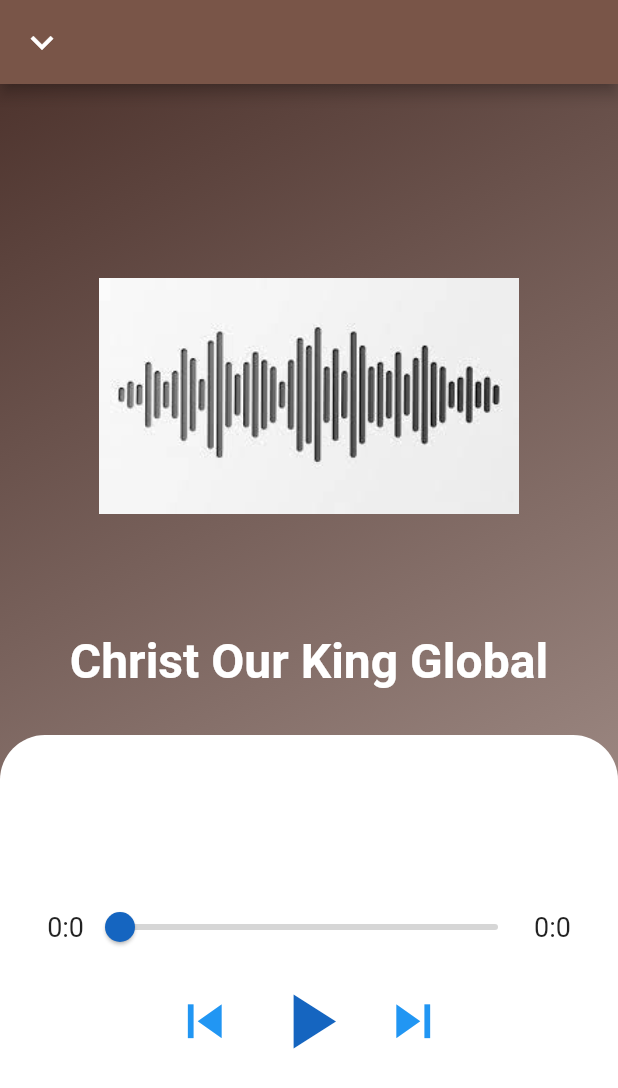
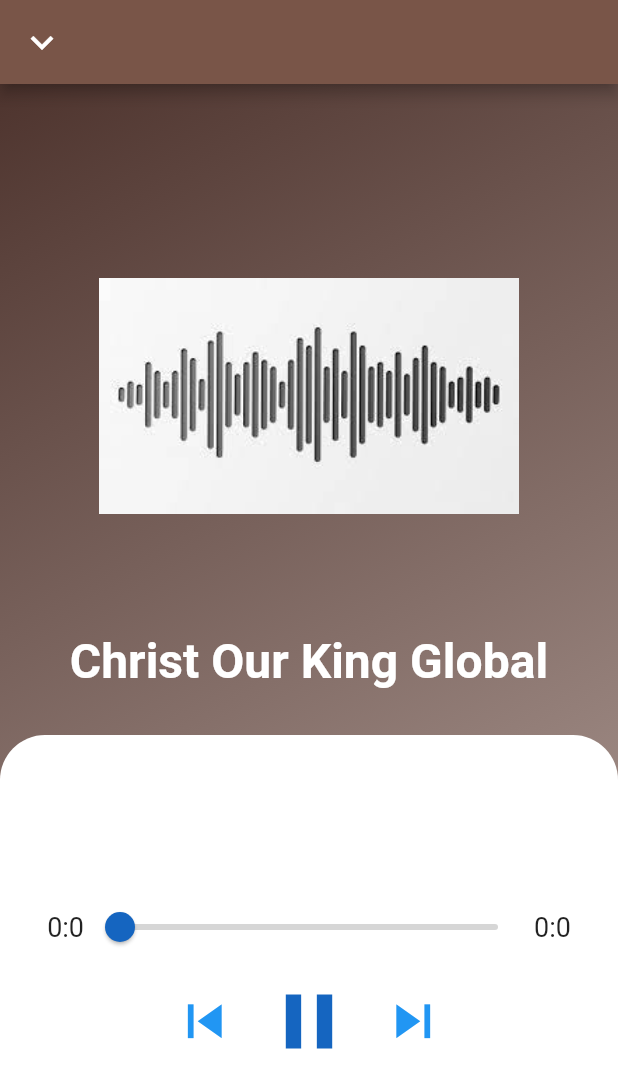
Before and after one commit to Mansukinini/COKG, a Flutter app: the DevotionSubPage screen opened directly with empty values, after a tap on the "play arrow" icon, on a phone screen of 412 x 824 dp. Shown: the top 1088 px of the screen. Run offline on Flutter 3.47's test engine with Material 2 defaults, Android fonts, the phone set to English and light mode, and no system bars; our stand-ins replace audioplayers, cloud_firestore, datetime_picker_formfield, file_picker, firebase_auth, firebase_core and 4 more; accounts and stored records are empty.

Commit message:
fixing pay button on devotion page

```diff
--- a/lib/src/areas/models/devotion.dart
+++ b/lib/src/areas/models/devotion.dart
@@ -19,7 +19,7 @@ class Devotion {
       description: firestore['description'],
       isUploaded: firestore['isUploaded'],
       url: firestore['url'],
-      // fileName: firestore['fileName'],
+      fileName: firestore['fileName'],
       // displayName: firestore['displayName'],
       // miniType: firestore['miniType'],
       createdBy: firestore['createdBy'],
@@ -34,7 +34,7 @@ class Devotion {
       'description': description,
       'isUploaded': isUploaded,
       'url': url,
-      // 'fileName': fileName,
+      'fileName': fileName,
       // 'displayName': displayName,
       // 'miniType': miniType,
       'createdBy': createdBy,
--- a/lib/src/areas/screens/devotion/devotion-sub-page.dart
+++ b/lib/src/areas/screens/devotion/devotion-sub-page.dart
@@ -13,70 +13,22 @@ class DevotionSubPage extends StatefulWidget {
 }
 
 class _DevotionSubPageState extends State<DevotionSubPage> {
- //we will need some variables
-  bool playing = false; // at the begining we are not playing any song
-  IconData playBtn = Icons.play_arrow; // the main state of the play button icon
-
-  //Now let's start by creating our music player
-  //first let's declare some object
+  bool isPlaying = false;
+  IconData payButton =  Icons.play_arrow;
   AudioPlayer _player;
   AudioCache cache;
 
   Duration position = new Duration();
   Duration musicLength = new Duration();
 
-  //we will create a custom slider
-
-  Widget slider() {
-    return Container(
-      width: 300.0,
-      child: Slider.adaptive(
-          activeColor: Colors.blue[800],
-          inactiveColor: Colors.grey[350],
-          value: position.inSeconds.toDouble(),
-          max: musicLength.inSeconds.toDouble(),
-          onChanged: (value) {
-            seekToSec(value.toInt());
-          }),
-    );
-  }
-
-  //let's create the seek function that will allow us to go to a certain position of the music
-  void seekToSec(int sec) {
-    Duration newPos = Duration(seconds: sec);
-    _player.seek(newPos);
-  }
-
-  //Now let's initialize our player
-  @override
-  void initState() {
-    super.initState();
-    _player = AudioPlayer();
-    cache = AudioCache(fixedPlayer: _player);
-
-    _player.onDurationChanged.listen((d) {
-      setState(() {
-        musicLength = d;
-      });
-    });
-
-    //this function will allow us to move the cursor of the slider while we are playing the song
-    _player.onAudioPositionChanged.listen((p) {
-      setState(() {
-        position = p;
-      });
-    });
-  }
-
   @override
   Widget build(BuildContext context) {
-    print(widget.id);
     var devotionProvider = Provider.of<DevotionRepositry>(context);
+
     return Scaffold(
       appBar: AppBar(
         leading: IconButton(icon: Icon(Icons.keyboard_arrow_down),
-              iconSize: 30.0,
-              color: Colors.white,
+          iconSize: 30.0, color: Colors.white,
           onPressed: () => Navigator.pop(context),
         ),
       ),
@@ -111,7 +63,7 @@ class _DevotionSubPageState extends State<DevotionSubPage> {
 
                 SizedBox(height: 18.0),
 
-                _displayName(),
+                _displayTitle("Christ Our King Global"),
 
                 SizedBox(height: 30.0),
 
@@ -123,6 +75,7 @@ class _DevotionSubPageState extends State<DevotionSubPage> {
   }
 
   Center _imageCenter() {
+
     return Center(
       child: Container(
         width: 280.0,
@@ -136,15 +89,14 @@ class _DevotionSubPageState extends State<DevotionSubPage> {
     );
   }
 
-  Center _displayName() {
+  Center _displayTitle(String title) {
     return Center(
-      child: Text("Christ Our King Global",
-        style: TextStyle(color: Colors.white,fontSize: 32.0,fontWeight: FontWeight.w600,),
-      ),
+      child: Text(title ?? '', style: TextStyle(color: Colors.white, fontSize: 32.0,fontWeight: FontWeight.w600,)),
     );
   }
 
   Widget _mediaPlayer(DevotionRepositry devotionProvider) {
+
     return Expanded(
       child: Container(
         decoration: BoxDecoration(
@@ -159,6 +111,7 @@ class _DevotionSubPageState extends State<DevotionSubPage> {
           crossAxisAlignment: CrossAxisAlignment.center,
           children: <Widget>[
             _sliderContainer(),
+
             Row(
               mainAxisAlignment: MainAxisAlignment.center,
               crossAxisAlignment: CrossAxisAlignment.center,
@@ -168,24 +121,10 @@ class _DevotionSubPageState extends State<DevotionSubPage> {
                   icon: Icon(Icons.skip_previous),
                 ),
 
-                FutureBuilder<Devotion>(
-                  future: devotionProvider.getDevotionById(widget.id),
-                  builder: (context, snapshot) {
-                    if (!snapshot.hasData) return Center(child: CircularProgressIndicator());
+                _payAndPauseButton(devotionProvider),
 
-
-                    return IconButton(iconSize: 62.0, color: Colors.blue[800],
-                      onPressed: () async {
-                        await  _player.play(snapshot.data.url);
-                      },
-                      icon: Icon(playBtn,),
-                    );
-                  }
-                ),
-
-                IconButton(iconSize: 45.0,color: Colors.blue, onPressed: () {}, icon: Icon(Icons.skip_next),
-                ),
-              ],
+                IconButton(iconSize: 45.0,color: Colors.blue, onPressed: () {}, icon: Icon(Icons.skip_next)),
+              ]
             )
           ],
         ),
@@ -193,7 +132,38 @@ class _DevotionSubPageState extends State<DevotionSubPage> {
     );
   }
 
+  FutureBuilder _payAndPauseButton(DevotionRepositry devotionProvider) {
+
+
+    return FutureBuilder<Devotion>(
+      future: devotionProvider.getDevotionById(widget.id),
+      builder: (context, snapshot) {
+        if (!snapshot.hasData) return Center(child: CircularProgressIndicator());
+
+        return IconButton(iconSize: 62.0, color: Colors.blue[800],
+          onPressed: () {
+            if (!isPlaying) {
+              _player.play(snapshot.data.url);
+              setState(() {
+                payButton = Icons.pause;
+                isPlaying = true;
+              });
+            } else {
+              _player.pause();
+              setState(() {
+                payButton = Icons.play_arrow;
+                isPlaying = false;
+              });
+            }
+          },
+          icon: Icon(payButton),
+        );
+      }
+    );
+  }
+
   Container _sliderContainer() {
+
     return Container(
       width: 500.0,
       child: Row(
@@ -214,4 +184,46 @@ class _DevotionSubPageState extends State<DevotionSubPage> {
       ),
     );
   }
+
+  //we will create a custom slider
+  Widget slider() {
+
+    return Container(
+      width: 300.0,
+      child: Slider.adaptive(
+        activeColor: Colors.blue[800],
+        inactiveColor: Colors.grey[350],
+        value: position.inSeconds.toDouble(),
+        max: musicLength.inSeconds.toDouble(),
+        onChanged: (value) => seekToSec(value.toInt())
+      ),
+    );
   }
+
+  //let's create the seek function that will allow us to go to a certain position of the music
+  void seekToSec(int sec) {
+    Duration newPos = Duration(seconds: sec);
+    _player.seek(newPos);
+  }
+
+  //Now let's initialize our player
+  @override
+  void initState() {
+    super.initState();
+    _player = AudioPlayer();
+    cache = AudioCache(fixedPlayer: _player);
+
+    _player.onDurationChanged.listen((d) {
+      setState(() {
+        musicLength = d;
+      });
+    });
+
+    //this function will allow us to move the cursor of the slider while we are playing the song
+    _player.onAudioPositionChanged.listen((p) {
+      setState(() {
+        position = p;
+      });
+    });
+  }
+}
--- a/lib/src/areas/screens/event/event-detail.dart
+++ b/lib/src/areas/screens/event/event-detail.dart
@@ -91,6 +91,7 @@ class _EventDetailState extends State<EventDetail> {
   }
 
   PopupMenuButton popupMenuButton(BuildContext context) {
+
     return PopupMenuButton<String>(
       itemBuilder: (context) {
         return Config.menuList.map((e) => PopupMenuItem<String>(value: e, child: Text(e),)).toList();
@@ -111,9 +112,7 @@ class _EventDetailState extends State<EventDetail> {
             builder: (context, snapshot) {
 
               if (!snapshot.hasData || snapshot.data == "") {
-                return AppButton(labelText: 'Add Image',
-                  onPressed: () => eventProvider.pickImage(),
-                );
+                return AppButton(labelText: 'Add Image', onPressed: () => eventProvider.pickImage());
               }
 
               return Column(
--- a/lib/src/areas/screens/home.dart
+++ b/lib/src/areas/screens/home.dart
@@ -57,7 +57,6 @@ class _HomeState extends State<Home> {
 
   Widget drawer(BuildContext context) {
     final authenticate = Provider.of<Authentication>(context);
-    // appState.userFullName();
 
     return Drawer(
       child: ListView(
--- a/lib/src/areas/screens/profile.dart
+++ b/lib/src/areas/screens/profile.dart
@@ -75,8 +75,7 @@ class _ProfileState extends State<Profile> {
           stream: userProvider.getFirstName,
           builder: (context, snapshot) {
 
-            return AppTextField(
-              labelText: 'Name',
+            return AppTextField(labelText: 'Name',
               initialText: (users != null) ? users.firstName.toString() : null,
               onChanged: userProvider.setFirstName,
               errorText: snapshot.error,
@@ -117,6 +116,7 @@ class _ProfileState extends State<Profile> {
             );
           }
         ),
+
         AppButton(labelText: 'Save', onPressed: () {
           userProvider.save().then((value) {
             if (value == null) {
@@ -128,7 +128,7 @@ class _ProfileState extends State<Profile> {
     );
   }
 
-  loadData(UserProvider userProvider, Users user) {
+  void loadData(UserProvider userProvider, Users user) {
     if (user != null) {
       userProvider.setFirstName(user.firstName);
       userProvider.setLastName(user.lastName);
--- a/lib/src/areas/services/providers/devotionRepositry.dart
+++ b/lib/src/areas/services/providers/devotionRepositry.dart
@@ -3,11 +3,12 @@ import 'package:cokg/src/areas/models/devotion.dart';
 import 'package:cokg/src/areas/services/data/database.dart';
 import 'package:cokg/src/areas/services/data/firebase-storage.dart';
 import 'package:file_picker/file_picker.dart';
+import 'package:path/path.dart';
 import 'package:rxdart/rxdart.dart';
 import 'package:uuid/uuid.dart';
 
 class DevotionRepositry {
-   var uuid = Uuid();
+  var uuid = Uuid();
 
   // declaretion
   final _id = BehaviorSubject<String>();
@@ -16,8 +17,6 @@ class DevotionRepositry {
   final _isUploaded = BehaviorSubject<bool>();
   final _url = BehaviorSubject<String>();
   final _fileName = BehaviorSubject<String>();
-  final _displayName = BehaviorSubject<String>();
-  final _miniType = BehaviorSubject<String>();
   final _createdBy = BehaviorSubject<String>();
   final _createdOn = BehaviorSubject<DateTime>();
 
@@ -28,8 +27,6 @@ class DevotionRepositry {
   Stream<bool> get getIsUploaded => _isUploaded.stream;
   Stream<String> get getUrl => _url.stream;
   Stream<String> get getFileName => _fileName.stream;
-  Stream<String> get getDisplayName => _displayName.stream;
-  Stream<String> get getMiniType => _miniType.stream;
   Stream<String> get getCreatedBy => _createdBy.stream;
   Stream<DateTime> get getCreatedOn => _createdOn.stream;
 
@@ -40,8 +37,6 @@ class DevotionRepositry {
   Function(bool) get setIsUploaded => _isUploaded.sink.add;
   Function(String) get setUrl => _url.sink.add;
   Function(String) get setFileName => _fileName.sink.add;
-  Function(String) get setDisplayName => _displayName.sink.add;
-  Function(String) get setMiniType => _miniType.sink.add;
   Function(String) get setCreatedBy => _createdBy.sink.add;
   Function(DateTime) get setCreatedOn => _createdOn.sink.add;
 
@@ -56,17 +51,21 @@ class DevotionRepositry {
       _isUploaded.sink.add(true);
       setCreatedOn(DateTime.now());
 
-      var audioUrl = await FirebaseStorageService.uploadAudio(File(path), _fileName.value);
+      var audioUrl = await FirebaseStorageService.uploadAudio(File(path), uuid.v4());
 
-      if (audioUrl != null)
+      if (audioUrl != null) {
         setUrl(audioUrl);
+        setFileName(basename(audioUrl));
+      }
     }
   }
 
   Future<void> saveDevotion() async {
+
     Devotion devotion = Devotion(
       id: _id.hasValue ? _id.value : Uuid().v4(),
       title: _title.value,
+      fileName: _fileName.hasValue ? _fileName.value : null,
       description: _description.hasValue ? _description.value : null,
       url: _url.value,
       createdOn: _createdOn.value.toIso8601String()
@@ -82,8 +81,6 @@ class DevotionRepositry {
     _isUploaded.close();
     _url.close();
     _fileName.close();
-    _displayName.close();
-    _miniType.close();
     _createdBy.close();
     _createdOn.close();
   }
--- a/lib/src/areas/services/providers/userProvider.dart
+++ b/lib/src/areas/services/providers/userProvider.dart
@@ -10,7 +10,6 @@ import 'package:uuid/uuid.dart';
 
 
 class UserProvider {
-  final FirebaseAuth _auth = FirebaseAuth.instance;
   var uuid = Uuid();
 
   //Declare variables
@@ -27,7 +26,6 @@ class UserProvider {
   final _lastUpdatedOn = BehaviorSubject<DateTime>();
 
   final _users = BehaviorSubject<Users>();
-
 
   //Get Data
   Stream<String> get getId => _id.stream;
@@ -83,8 +81,8 @@ class UserProvider {
 
   Future<Users> save() async {
     try{
-      var user = Users(id: _auth.currentUser.uid, firstName: _firstName.value, lastName: _lastName.value, contactNo: _contactNo.value,
-        imageUrl: _imageUrl.value, isValid: true, email: _email.value);
+      var user = Users(id: FirebaseAuth.instance.currentUser.uid, firstName: _firstName.value, lastName: _lastName.value,
+        contactNo: _contactNo.value, imageUrl: _imageUrl.value, isValid: true, email: _email.value);
 
       return await DatabaseService.createUser(user);
     }on FirebaseException catch (e) {
--- a/lib/src/route.dart
+++ b/lib/src/route.dart
@@ -29,8 +29,6 @@ abstract class Routes {
         return MaterialPageRoute(builder: (context) => GroupDetail());
       case "/devotionDetail":
         return MaterialPageRoute(builder: (context) => DevotionDetail());
-      // case "/devotionSubPage":
-      //   return MaterialPageRoute(builder: (context) => DevotionSubPage());
       default:
         var routeArray = route.name.split("/");
 
```
Also changed, not shown: lib/src/areas/screens/devotion/devotion-detail.dart (+1 -55 lines), lib/src/areas/screens/devotion/devotion-list.dart (+8 -6 lines). Lines whose indentation alone changed are shown as unchanged.
